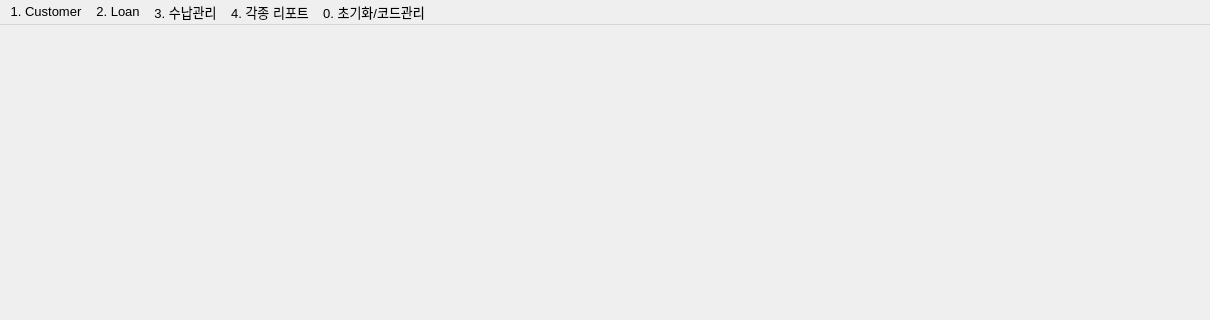
Before: the Qt Designer form src/pages/main/home.ui in DY-Microfinance-Customer-Management/dymf-algorithm, drawn with Qt 5; both pictures show x 0 to 1210 and y 0 to 320 of the 1210 by 665 pixel window.
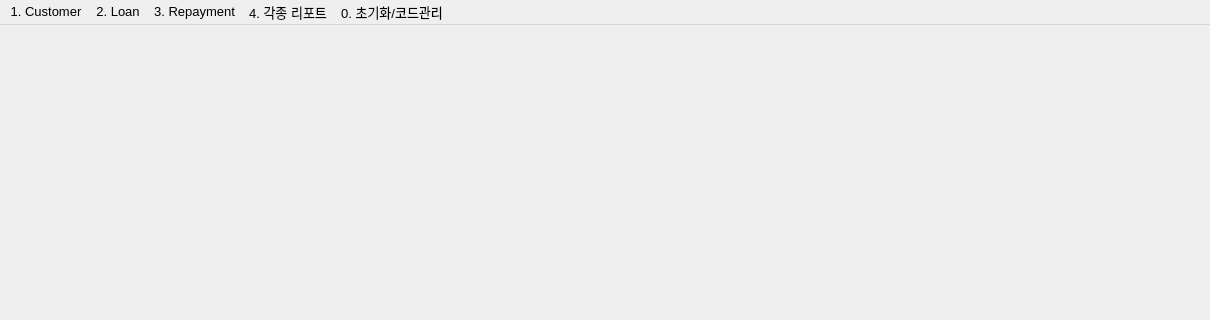
After: the same form once the commit is applied. Icons and pictures are not drawn.

What changed in the file:
```diff
--- a/src/pages/main/home.ui
+++ b/src/pages/main/home.ui
@@ -43,7 +43,7 @@
    </widget>
    <widget class="QMenu" name="menu3">
     <property name="title">
-     <string>3. 수납관리</string>
+     <string>3. Repayment</string>
     </property>
     <addaction name="action_13"/>
     <addaction name="action_14"/>
```
Left out of the diff: 11 changed lines with no effect on the pictures.
